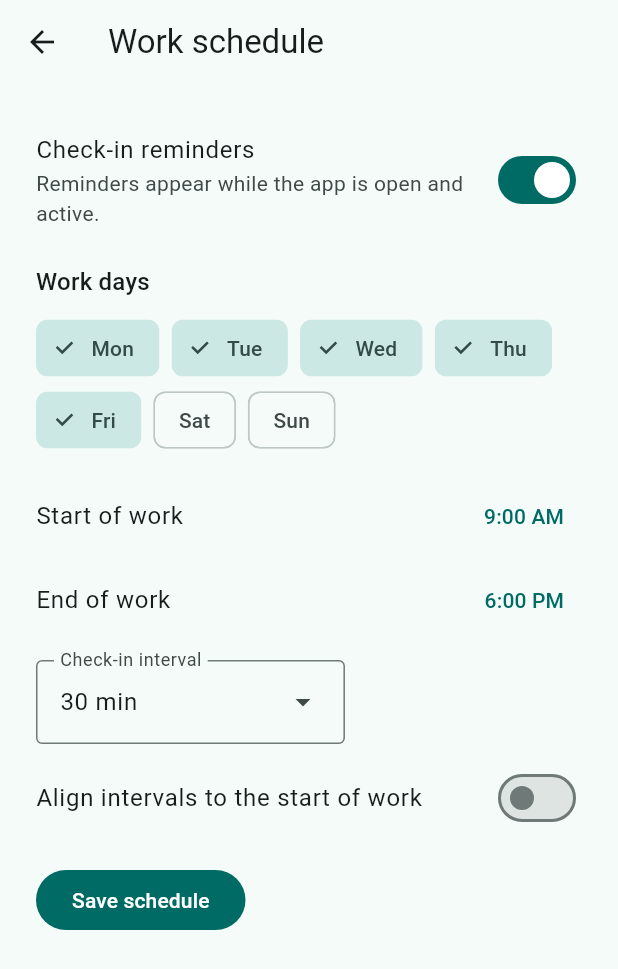
After one commit to slee1005/logmydailytasks, a Flutter app: the screen it shows after launch, after a tap on the "schedule" icon, on a phone screen of 412 x 824 dp. The commit adds this screen. Shown: the top 969 px of the screen. Run offline on Flutter 3.47's test engine with Material 3 defaults, Android fonts, the phone set to English and light mode, and no system bars; our stand-ins replace cupertino_ui, drift, drift_flutter, flutter_riverpod, flutter_secure_storage, flutter_timezone and 2 more; accounts and stored records are empty; generated files the repository leaves out were written again; statements that could not run were skipped.

Commit message:
Add configurable work schedules and check-in reminders

```diff
--- a/lib/app/worklog_app.dart
+++ b/lib/app/worklog_app.dart
@@ -6,6 +6,10 @@ import 'package:material_ui/material_ui.dart';
 import 'package:flutter_riverpod/flutter_riverpod.dart';
 import 'package:go_router/go_router.dart';
 
+import '../core/local_time.dart';
+import '../data/db/database.dart';
+import '../domain/scheduler/check_in_timer.dart';
+import '../features/settings/schedule_page.dart';
 import '../features/checkin_popup/check_in_page.dart';
 import '../features/weekly/weekly_page.dart';
 import '../l10n/generated/app_localizations.dart';
@@ -14,6 +18,7 @@ final _routerProvider = Provider<GoRouter>((ref) {
   final router = GoRouter(
     routes: [
       GoRoute(path: '/', builder: (_, _) => const WeeklyPage()),
+      GoRoute(path: '/schedule', builder: (_, _) => const SchedulePage()),
       GoRoute(path: '/check-in', builder: (_, _) => const CheckInPage()),
     ],
   );
@@ -21,13 +26,78 @@ final _routerProvider = Provider<GoRouter>((ref) {
   return router;
 });
 
-class WorklogApp extends ConsumerWidget {
+class WorklogApp extends ConsumerStatefulWidget {
   const WorklogApp({super.key});
 
   @override
-  Widget build(BuildContext context, WidgetRef ref) {
+  ConsumerState<WorklogApp> createState() => _WorklogAppState();
+}
+
+class _WorklogAppState extends ConsumerState<WorklogApp> {
+  final _messenger = GlobalKey<ScaffoldMessengerState>();
+  late final _timer = CheckInTimer(
+    now: () => ref.read(currentDateProvider)(),
+    onReminder: _showReminder,
+  );
+  late final AppLifecycleListener _lifecycle;
+  bool _active = true;
+
+  @override
+  void initState() {
+    super.initState();
+    final state = WidgetsBinding.instance.lifecycleState;
+    _active = state == null || state == AppLifecycleState.resumed;
+    _lifecycle = AppLifecycleListener(
+      onStateChange: (state) {
+        _active = state == AppLifecycleState.resumed;
+        _refreshReminder();
+      },
+    );
+    ref.listenManual(
+      workScheduleProvider,
+      (_, _) => _refreshReminder(),
+      fireImmediately: true,
+    );
+  }
+
+  void _refreshReminder() {
+    _timer.cancel();
+    final schedule = ref.read(workScheduleProvider).value;
+    if (_active && schedule != null) _timer.schedule(schedule);
+  }
+
+  void _showReminder(DateTime scheduledAt) {
+    final messenger = _messenger.currentState;
+    final router = ref.read(_routerProvider);
+    if (messenger == null || router.state.uri.path == '/check-in') return;
+    final strings = AppLocalizations.of(messenger.context)!;
+    messenger
+      ..removeCurrentSnackBar()
+      ..showSnackBar(
+        SnackBar(
+          content: Text(strings.reminderMessage),
+          duration: const Duration(seconds: 30),
+          showCloseIcon: true,
+          action: SnackBarAction(
+            label: strings.openCheckIn,
+            onPressed: () => router.push('/check-in'),
+          ),
+        ),
+      );
+  }
+
+  @override
+  void dispose() {
+    _timer.cancel();
+    _lifecycle.dispose();
+    super.dispose();
+  }
+
+  @override
+  Widget build(BuildContext context) {
     const seed = Color(0xff24625d);
     return MaterialApp.router(
+      scaffoldMessengerKey: _messenger,
       onGenerateTitle: (context) => AppLocalizations.of(context)!.appName,
       localizationsDelegates: const [
         AppLocalizations.delegate,
--- a/lib/data/db/database.dart
+++ b/lib/data/db/database.dart
@@ -8,6 +8,8 @@ import 'package:flutter/foundation.dart';
 import 'package:flutter_riverpod/flutter_riverpod.dart';
 import 'package:flutter_secure_storage/flutter_secure_storage.dart';
 import 'package:uuid/uuid.dart';
+
+import '../../domain/scheduler/check_in_schedule.dart';
 
 part 'database.g.dart';
 
@@ -39,12 +41,25 @@ class Entries extends Table {
   Set<Column> get primaryKey => {id};
 }
 
-@DriftDatabase(tables: [Activities, Entries])
+class WorkSchedules extends Table {
+  IntColumn get id => integer()();
+  TextColumn get workDays => text()();
+  IntColumn get startMinute => integer()();
+  IntColumn get endMinute => integer()();
+  IntColumn get intervalMinutes => integer()();
+  BoolColumn get alignToWorkStart => boolean()();
+  BoolColumn get enabled => boolean()();
+
+  @override
+  Set<Column> get primaryKey => {id};
+}
+
+@DriftDatabase(tables: [Activities, Entries, WorkSchedules])
 class WorklogDatabase extends _$WorklogDatabase {
   WorklogDatabase(super.executor);
 
   @override
-  int get schemaVersion => 1;
+  int get schemaVersion => 2;
 
   @override
   MigrationStrategy get migration => MigrationStrategy(
@@ -55,8 +70,43 @@ class WorklogDatabase extends _$WorklogDatabase {
         'ON activities (title_norm) WHERE deleted_at IS NULL',
       );
     },
+    onUpgrade: (m, from, to) async {
+      if (from < 2) await m.createTable(workSchedules);
+    },
     beforeOpen: (_) => customStatement('PRAGMA foreign_keys = ON'),
   );
+
+  Stream<CheckInSchedule> watchSchedule() {
+    return (select(
+      workSchedules,
+    )..where((row) => row.id.equals(1))).watchSingleOrNull().map(
+      (row) => row == null
+          ? const CheckInSchedule()
+          : CheckInSchedule(
+              workDays: row.workDays.split(',').map(int.parse).toSet(),
+              startMinute: row.startMinute,
+              endMinute: row.endMinute,
+              intervalMinutes: row.intervalMinutes,
+              alignToWorkStart: row.alignToWorkStart,
+              enabled: row.enabled,
+            ),
+    );
+  }
+
+  Future<void> saveSchedule(CheckInSchedule schedule) async {
+    if (!schedule.isValid) throw ArgumentError('Invalid work schedule');
+    await into(workSchedules).insertOnConflictUpdate(
+      WorkSchedulesCompanion.insert(
+        id: const Value(1),
+        workDays: (schedule.workDays.toList()..sort()).join(','),
+        startMinute: schedule.startMinute,
+        endMinute: schedule.endMinute,
+        intervalMinutes: schedule.intervalMinutes,
+        alignToWorkStart: schedule.alignToWorkStart,
+        enabled: schedule.enabled,
+      ),
+    );
+  }
 
   Future<void> saveCheckIn({
     required String title,
@@ -196,3 +246,7 @@ Future<String> _loadDatabaseKey() async {
   await storage.write(key: name, value: key);
   return key;
 }
+
+final workScheduleProvider = StreamProvider<CheckInSchedule>(
+  (ref) => ref.watch(databaseProvider).watchSchedule(),
+);
--- /dev/null
+++ b/lib/domain/scheduler/check_in_schedule.dart
@@ -0,0 +1,65 @@
+class CheckInSchedule {
+  const CheckInSchedule({
+    this.workDays = const {1, 2, 3, 4, 5},
+    this.startMinute = 9 * 60,
+    this.endMinute = 18 * 60,
+    this.intervalMinutes = 30,
+    this.alignToWorkStart = false,
+    this.enabled = true,
+  });
+
+  final Set<int> workDays;
+  final int startMinute;
+  final int endMinute;
+  final int intervalMinutes;
+  final bool alignToWorkStart;
+  final bool enabled;
+
+  bool get isValid =>
+      workDays.isNotEmpty &&
+      workDays.every(
+        (day) => day >= DateTime.monday && day <= DateTime.sunday,
+      ) &&
+      startMinute >= 0 &&
+      endMinute < 24 * 60 &&
+      endMinute - startMinute >= intervalMinutes &&
+      intervalMinutes >= 5 &&
+      intervalMinutes <= 120 &&
+      intervalMinutes % 5 == 0 &&
+      firstBoundary + intervalMinutes <= endMinute;
+
+  int get firstBoundary => alignToWorkStart
+      ? startMinute
+      : ((startMinute + intervalMinutes - 1) ~/ intervalMinutes) *
+            intervalMinutes;
+
+  DateTime? nextReminderAfter(DateTime now) {
+    if (!enabled || !isValid) return null;
+
+    for (var offset = 0; offset <= 7; offset++) {
+      final day = DateTime(now.year, now.month, now.day + offset);
+      if (!workDays.contains(day.weekday)) continue;
+
+      for (
+        var minute = firstBoundary + intervalMinutes;
+        minute <= endMinute;
+        minute += intervalMinutes
+      ) {
+        final candidate = DateTime(
+          day.year,
+          day.month,
+          day.day,
+          minute ~/ 60,
+          minute % 60,
+        );
+        // A nonexistent local time can normalize to a different wall time.
+        if (candidate.day != day.day ||
+            candidate.hour * 60 + candidate.minute != minute) {
+          continue;
+        }
+        if (candidate.isAfter(now)) return candidate;
+      }
+    }
+    return null;
+  }
+}
--- /dev/null
+++ b/lib/domain/scheduler/check_in_timer.dart
@@ -0,0 +1,38 @@
+import 'dart:async';
+
+import 'check_in_schedule.dart';
+
+class CheckInTimer {
+  CheckInTimer({required this.now, required this.onReminder});
+
+  final DateTime Function() now;
+  final void Function(DateTime scheduledAt) onReminder;
+  Timer? _timer;
+  DateTime? _lastReminder;
+
+  void schedule(CheckInSchedule settings) {
+    cancel();
+    final current = now();
+    final last = _lastReminder;
+    final next = settings.nextReminderAfter(
+      last != null && last.isAfter(current) ? last : current,
+    );
+    if (next == null) return;
+
+    final delay = next.difference(current);
+    const refresh = Duration(minutes: 1);
+    _timer = Timer(delay < refresh ? delay : refresh, () {
+      final lateBy = now().difference(next);
+      if (!lateBy.isNegative && lateBy < refresh) {
+        _lastReminder = next;
+        onReminder(next);
+      }
+      schedule(settings);
+    });
+  }
+
+  void cancel() {
+    _timer?.cancel();
+    _timer = null;
+  }
+}
--- /dev/null
+++ b/lib/features/settings/schedule_page.dart
@@ -0,0 +1,198 @@
+import 'package:flutter_riverpod/flutter_riverpod.dart';
+import 'package:intl/intl.dart';
+import 'package:material_ui/material_ui.dart';
+
+import '../../data/db/database.dart';
+import '../../domain/scheduler/check_in_schedule.dart';
+import '../../l10n/generated/app_localizations.dart';
+
+class SchedulePage extends ConsumerWidget {
+  const SchedulePage({super.key});
+
+  @override
+  Widget build(BuildContext context, WidgetRef ref) {
+    final strings = AppLocalizations.of(context)!;
+    return Scaffold(
+      appBar: AppBar(title: Text(strings.scheduleTitle)),
+      body: ref
+          .watch(workScheduleProvider)
+          .when(
+            loading: () => const LinearProgressIndicator(),
+            error: (_, _) => Center(child: Text(strings.loadError)),
+            data: (schedule) => _ScheduleForm(initial: schedule),
+          ),
+    );
+  }
+}
+
+class _ScheduleForm extends ConsumerStatefulWidget {
+  const _ScheduleForm({required this.initial});
+
+  final CheckInSchedule initial;
+
+  @override
+  ConsumerState<_ScheduleForm> createState() => _ScheduleFormState();
+}
+
+class _ScheduleFormState extends ConsumerState<_ScheduleForm> {
+  late final _workDays = {...widget.initial.workDays};
+  late int _start = widget.initial.startMinute;
+  late int _end = widget.initial.endMinute;
+  late int _interval = widget.initial.intervalMinutes;
+  late bool _alignToWorkStart = widget.initial.alignToWorkStart;
+  late bool _enabled = widget.initial.enabled;
+  bool _saving = false;
+  String? _error;
+
+  TimeOfDay _time(int minute) =>
+      TimeOfDay(hour: minute ~/ 60, minute: minute % 60);
+
+  Future<void> _pickTime({required bool start}) async {
+    final picked = await showTimePicker(
+      context: context,
+      initialTime: _time(start ? _start : _end),
+    );
+    if (!mounted || picked == null) return;
+    final minute = picked.hour * 60 + picked.minute;
+    setState(() {
+      if (start) {
+        _start = minute;
+      } else {
+        _end = minute;
+      }
+    });
+  }
+
+  Future<void> _save() async {
+    if (_saving) return;
+    final strings = AppLocalizations.of(context)!;
+    final schedule = CheckInSchedule(
+      workDays: Set.unmodifiable(_workDays),
+      startMinute: _start,
+      endMinute: _end,
+      intervalMinutes: _interval,
+      alignToWorkStart: _alignToWorkStart,
+      enabled: _enabled,
+    );
+    if (!schedule.isValid) {
+      setState(
+        () => _error = _workDays.isEmpty
+            ? strings.chooseWorkDay
+            : strings.invalidWorkHours,
+      );
+      return;
+    }
+
+    setState(() {
+      _saving = true;
+      _error = null;
+    });
+    try {
+      await ref.read(databaseProvider).saveSchedule(schedule);
+      if (mounted) Navigator.of(context).maybePop();
+    } catch (_) {
+      if (mounted) setState(() => _error = strings.scheduleSaveError);
+    } finally {
+      if (mounted) setState(() => _saving = false);
+    }
+  }
+
+  @override
+  Widget build(BuildContext context) {
+    final strings = AppLocalizations.of(context)!;
+    final weekdayLabel = DateFormat.E(
+      Localizations.localeOf(context).toString(),
+    );
+    return ListView(
+      padding: const EdgeInsets.all(24),
+      children: [
+        SwitchListTile(
+          contentPadding: EdgeInsets.zero,
+          title: Text(strings.enableReminders),
+          subtitle: Text(strings.reminderAvailability),
+          value: _enabled,
+          onChanged: _saving
+              ? null
+              : (value) => setState(() => _enabled = value),
+        ),
+        const SizedBox(height: 16),
+        Text(strings.workDays, style: Theme.of(context).textTheme.titleMedium),
+        const SizedBox(height: 8),
+        Wrap(
+          spacing: 8,
+          children: [
+            for (var day = 1; day <= 7; day++)
+              FilterChip(
+                label: Text(weekdayLabel.format(DateTime(2026, 1, 4 + day))),
+                selected: _workDays.contains(day),
+                onSelected: _saving
+                    ? null
+                    : (selected) => setState(() {
+                        if (selected) {
+                          _workDays.add(day);
+                        } else {
+                          _workDays.remove(day);
+                        }
+                      }),
+              ),
+          ],
+        ),
+        const SizedBox(height: 12),
+        ListTile(
+          contentPadding: EdgeInsets.zero,
+          title: Text(strings.workStart),
+          trailing: TextButton(
+            onPressed: _saving ? null : () => _pickTime(start: true),
+            child: Text(_time(_start).format(context)),
+          ),
+        ),
+        ListTile(
+          contentPadding: EdgeInsets.zero,
+          title: Text(strings.workEnd),
+          trailing: TextButton(
+            onPressed: _saving ? null : () => _pickTime(start: false),
+            child: Text(_time(_end).format(context)),
+          ),
+        ),
+        const SizedBox(height: 12),
+        DropdownMenu<int>(
+          label: Text(strings.checkInInterval),
+          enabled: !_saving,
+          initialSelection: _interval,
+          dropdownMenuEntries: [
+            for (var minutes = 5; minutes <= 120; minutes += 5)
+              DropdownMenuEntry(
+                value: minutes,
+                label: strings.intervalMinutes(minutes),
+              ),
+          ],
+          onSelected: (value) {
+            if (value != null) setState(() => _interval = value);
+          },
+        ),
+        const SizedBox(height: 8),
+        SwitchListTile(
+          contentPadding: EdgeInsets.zero,
+          title: Text(strings.alignToWorkStart),
+          value: _alignToWorkStart,
+          onChanged: _saving
+              ? null
+              : (value) => setState(() => _alignToWorkStart = value),
+        ),
+        if (_error case final message?)
+          Text(
+            message,
+            style: TextStyle(color: Theme.of(context).colorScheme.error),
+          ),
+        const SizedBox(height: 16),
+        Align(
+          alignment: AlignmentDirectional.centerStart,
+          child: FilledButton(
+            onPressed: _saving ? null : _save,
+            child: Text(strings.saveSchedule),
+          ),
+        ),
+      ],
+    );
+  }
+}
--- a/lib/features/weekly/weekly_page.dart
+++ b/lib/features/weekly/weekly_page.dart
@@ -36,7 +36,16 @@ class _WeeklyPageState extends ConsumerState<WeeklyPage> {
         : 5;
 
     return Scaffold(
-      appBar: AppBar(title: Text(strings.appName)),
+      appBar: AppBar(
+        title: Text(strings.appName),
+        actions: [
+          IconButton(
+            tooltip: strings.scheduleTitle,
+            onPressed: () => context.push('/schedule'),
+            icon: const Icon(Icons.schedule),
+          ),
+        ],
+      ),
       body: ListView(
         padding: const EdgeInsets.symmetric(horizontal: 20, vertical: 24),
         children: [
--- a/lib/l10n/app_en.arb
+++ b/lib/l10n/app_en.arb
@@ -25,5 +25,26 @@
   "saveCheckIn": "Save check-in",
   "saveError": "Could not save the check-in. Try again.",
   "emptyActivity": "Enter an activity.",
-  "loadError": "Could not load the worklog."
+  "loadError": "Could not load the worklog.",
+  "scheduleTitle": "Work schedule",
+  "enableReminders": "Check-in reminders",
+  "reminderAvailability": "Reminders appear while the app is open and active.",
+  "workDays": "Work days",
+  "workStart": "Start of work",
+  "workEnd": "End of work",
+  "checkInInterval": "Check-in interval",
+  "intervalMinutes": "{minutes} min",
+  "alignToWorkStart": "Align intervals to the start of work",
+  "saveSchedule": "Save schedule",
+  "chooseWorkDay": "Choose at least one work day.",
+  "invalidWorkHours": "Choose hours that fit at least one full check-in interval.",
+  "scheduleSaveError": "Could not save the work schedule.",
+  "reminderMessage": "Time to check in. What did you work on?",
+  "@intervalMinutes": {
+    "placeholders": {
+      "minutes": {
+        "type": "int"
+      }
+    }
+  }
 }
```
Also changed, not shown: lib/l10n/app_ko.arb (+15 -1 lines), lib/data/db/database.g.dart, 4 other files.
